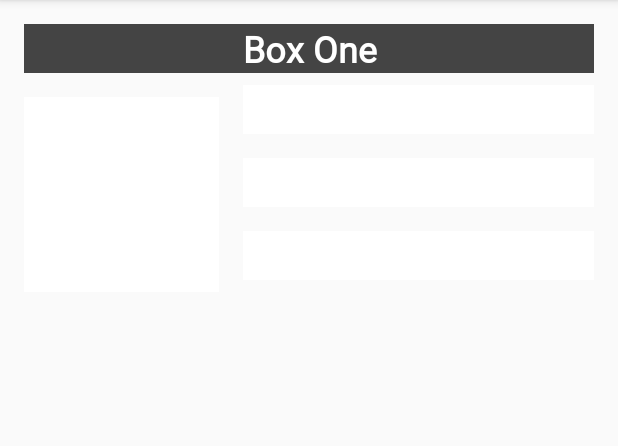
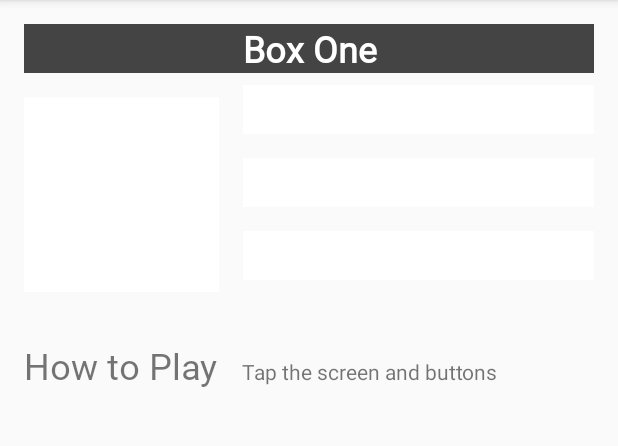
Before and after one commit to killer-killua/ColorMyViews, an Android app: the screen it shows after launch (MainActivity), after a tap on "Box One", on a phone screen of 412 x 824 dp, the part 84-530 px from its top. Run offline under Robolectric (Android 15) with nearby library versions, the phone set to English and light mode, and no system bars.

Commit message:
added two more text views constrained them together and constrained them to box two and bottom of the screen

```diff
--- a/app/src/main/java/com/example/colormyviews/MainActivity.kt
+++ b/app/src/main/java/com/example/colormyviews/MainActivity.kt
@@ -17,7 +17,7 @@ class MainActivity : AppCompatActivity() {
     private fun setListeners() {
         val clickableViews: List<View> = listOf(box_one_text, box_two_text, box_three_text,
 
-            box_four_text, box_five_text)
+            box_four_text, box_five_text, constraint_layout)
 
         for (item in clickableViews)
             item.setOnClickListener { makeColored(it) }
--- a/app/src/main/res/layout/activity_main.xml
+++ b/app/src/main/res/layout/activity_main.xml
@@ -2,6 +2,7 @@
 <androidx.constraintlayout.widget.ConstraintLayout xmlns:android="http://schemas.android.com/apk/res/android"
     xmlns:app="http://schemas.android.com/apk/res-auto"
     xmlns:tools="http://schemas.android.com/tools"
+    android:id="@+id/constraint_layout"
     android:layout_width="match_parent"
     android:layout_height="match_parent"
     tools:context=".MainActivity">
@@ -72,4 +73,31 @@
         app:layout_constraintStart_toEndOf="@+id/box_two_text"
         app:layout_constraintTop_toBottomOf="@+id/box_four_text" />
 
+    <TextView
+        android:id="@+id/label_text"
+        android:layout_width="0dp"
+        android:layout_height="wrap_content"
+        android:layout_marginStart="16dp"
+        android:fontFamily="@font/roboto"
+        android:text="@string/how_to_play"
+        android:textSize="24sp"
+        app:layout_constraintBaseline_toBaselineOf="@+id/info_text"
+        app:layout_constraintStart_toStartOf="parent" />
+
+    <TextView
+        android:id="@+id/info_text"
+        android:layout_width="0dp"
+        android:layout_height="23dp"
+        android:layout_marginStart="16dp"
+        android:layout_marginTop="16dp"
+        android:layout_marginEnd="16dp"
+        android:layout_marginBottom="16dp"
+        android:text="@string/tap_the_boxes_and_buttons"
+        app:layout_constraintBottom_toBottomOf="parent"
+        app:layout_constraintEnd_toEndOf="parent"
+        app:layout_constraintHorizontal_bias="0.0"
+        app:layout_constraintStart_toEndOf="@+id/label_text"
+        app:layout_constraintTop_toBottomOf="@+id/box_two_text"
+        app:layout_constraintVertical_bias="0.053" />
+
 </androidx.constraintlayout.widget.ConstraintLayout>
--- a/app/src/main/res/values/strings.xml
+++ b/app/src/main/res/values/strings.xml
@@ -8,4 +8,6 @@
     <string name="button_red">RED</string>
     <string name="button_yellow">YELLOW</string>
     <string name="button_green">GREEN</string>
+    <string name="how_to_play">How to Play</string>
+    <string name="tap_the_boxes_and_buttons">Tap the screen and buttons</string>
 </resources>
```
